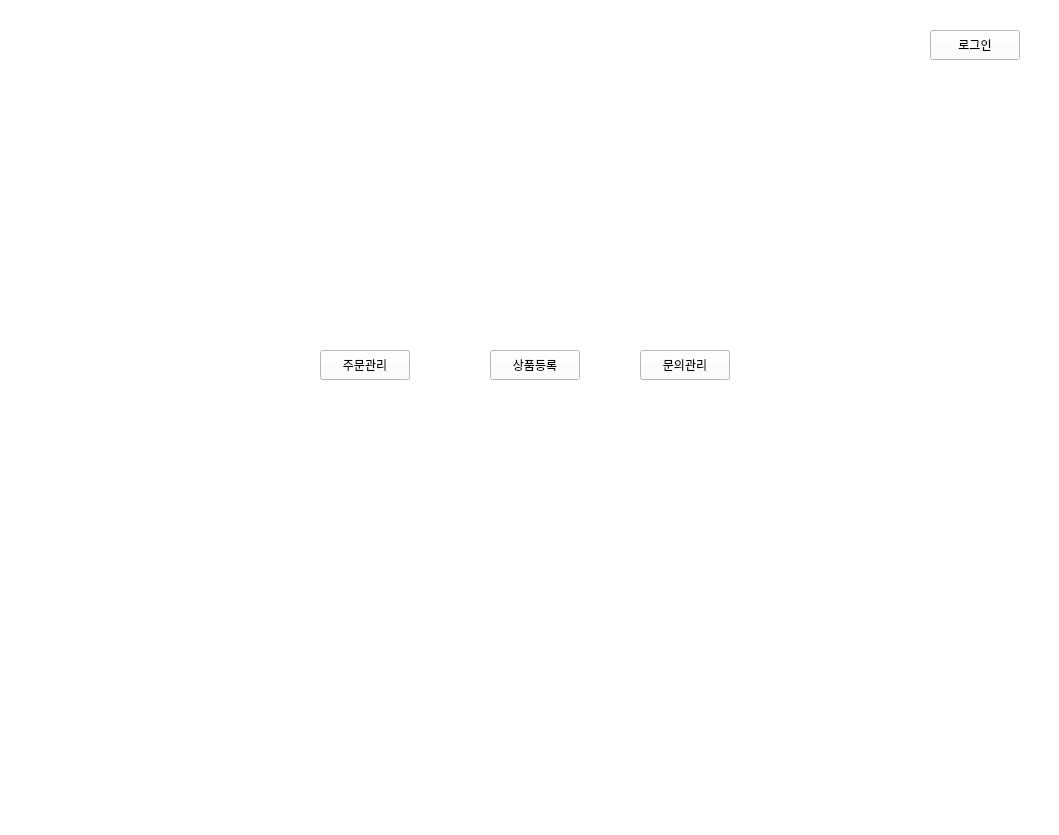
Above: smartstore.ui from soyyoonn/SMARTSTORE before the change. Below: the same form after it.
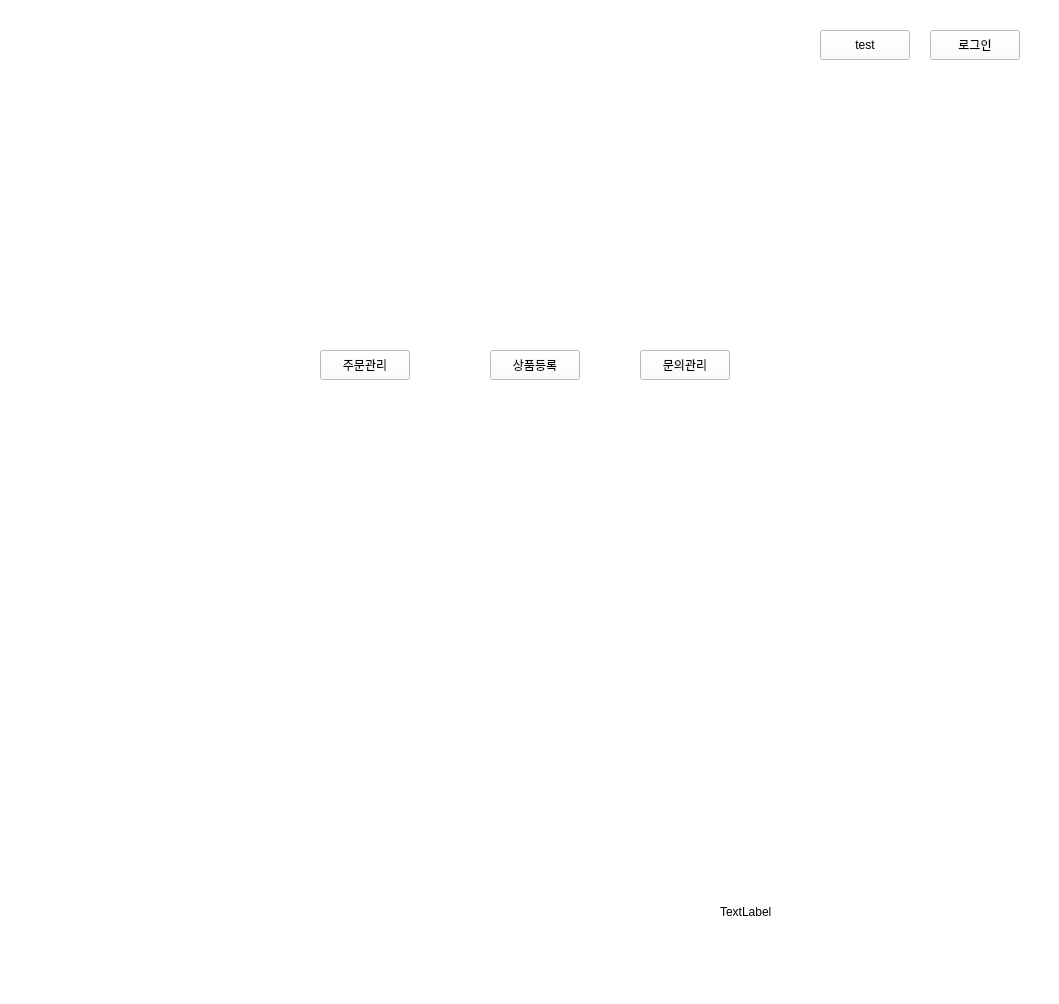
That is the form after the change. The open tabs and pages were chosen to show the change.

Commit message: ui 수정

The edit to the form file:
```diff
--- a/smartstore.ui
+++ b/smartstore.ui
@@ -7,7 +7,7 @@
     <x>0</x>
     <y>0</y>
     <width>1059</width>
-    <height>835</height>
+    <height>1004</height>
    </rect>
   </property>
   <property name="windowTitle">
@@ -81,6 +81,19 @@
       <string>상품등록</string>
      </property>
     </widget>
+    <widget class="QPushButton" name="btn_test">
+     <property name="geometry">
+      <rect>
+       <x>820</x>
+       <y>30</y>
+       <width>90</width>
+       <height>30</height>
+      </rect>
+     </property>
+     <property name="text">
+      <string>test</string>
+     </property>
+    </widget>
    </widget>
    <widget class="QWidget" name="page">
     <widget class="QPushButton" name="signup_Button">
@@ -1415,6 +1428,19 @@
     </widget>
    </widget>
   </widget>
+  <widget class="QLabel" name="qnalabel">
+   <property name="geometry">
+    <rect>
+     <x>720</x>
+     <y>861</y>
+     <width>281</width>
+     <height>101</height>
+    </rect>
+   </property>
+   <property name="text">
+    <string>TextLabel</string>
+   </property>
+  </widget>
  </widget>
  <resources/>
  <connections/>
```
Left out of the diff: 5 changed lines with no effect on the pictures.
